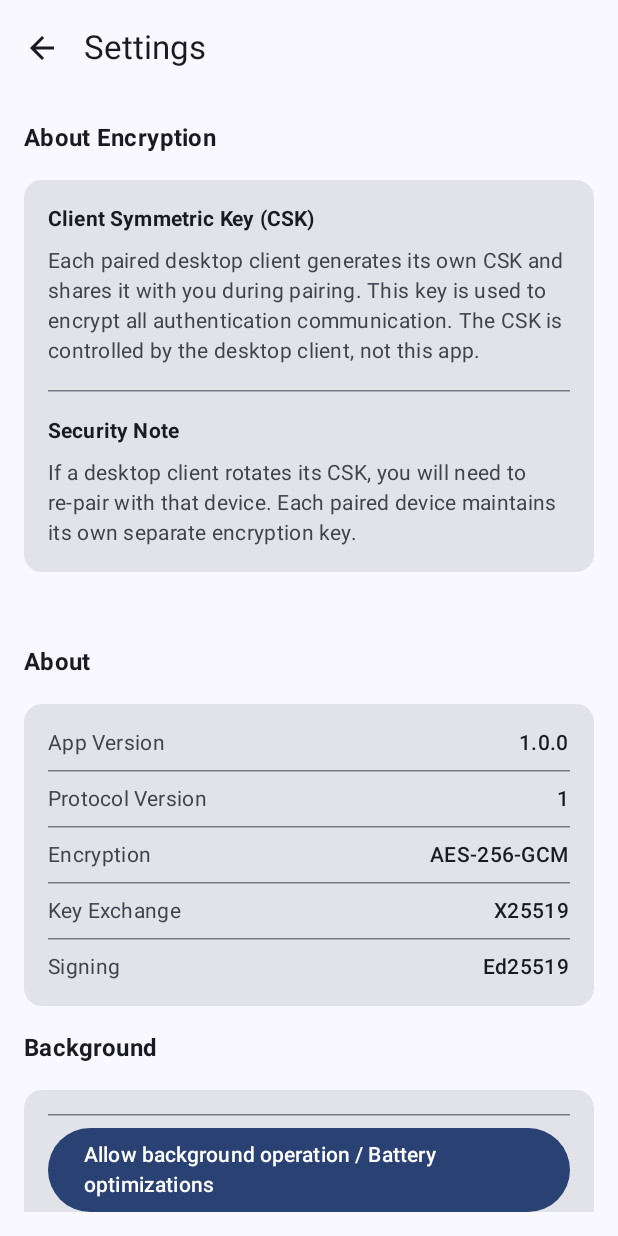
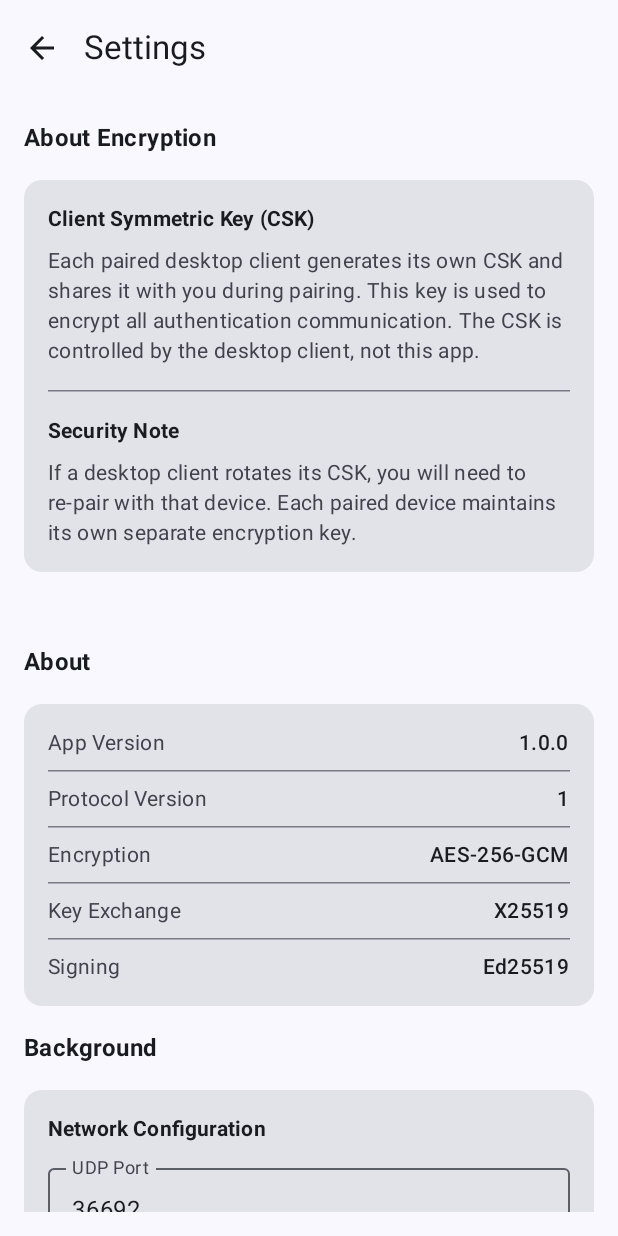
Before and after one commit to Lolle2000la/tapauth, an Android app built with Jetpack Compose: the composable SettingsScreen shown on its own in the app's theme, on a phone screen of 412 x 824 dp. Run offline under Robolectric (Android 15) with nearby library versions, the phone set to English and light mode, and no system bars.

Commit message:
Make the port user configurable

```diff
--- a/server-android/app/src/main/java/dev/rourunisen/tapauth/ui/settings/SettingsScreen.kt
+++ b/server-android/app/src/main/java/dev/rourunisen/tapauth/ui/settings/SettingsScreen.kt
@@ -31,6 +31,11 @@ import androidx.compose.ui.platform.LocalContext
 import dev.rourunisen.tapauth.data.AppConfiguration
 import java.text.DateFormat
 import java.util.Date
+import androidx.compose.foundation.text.KeyboardOptions
+import androidx.compose.ui.text.input.KeyboardType
+import androidx.compose.material3.OutlinedTextField
+import androidx.compose.runtime.getValue
+import androidx.compose.runtime.setValue
 
 @OptIn(ExperimentalMaterial3Api::class)
 @Composable
@@ -41,6 +46,8 @@ fun SettingsScreen(
     val config = AppConfiguration.getInstance(context)
     val coroutineScope = rememberCoroutineScope()
     var showBatteryConfirm by remember { mutableStateOf(false) }
+    var udpPortText by remember { mutableStateOf(config.udpPort.toString()) }
+    var udpPortError by remember { mutableStateOf<String?>(null) }
     // Observe live state from ServiceStatusManager
     val udpState by dev.rourunisen.tapauth.service.ServiceStatusManager.udpRunning.collectAsState(initial = config.udpRunning)
     val bleState by dev.rourunisen.tapauth.service.ServiceStatusManager.bleRunning.collectAsState(initial = config.bleRunning)
@@ -157,6 +164,57 @@ fun SettingsScreen(
                     modifier = Modifier.padding(16.dp),
                     verticalArrangement = Arrangement.spacedBy(8.dp)
                 ) {
+                    // UDP Port Configuration
+                    Text(
+                        text = "Network Configuration",
+                        style = MaterialTheme.typography.titleSmall,
+                        fontWeight = FontWeight.Bold
+                    )
+
+                    OutlinedTextField(
+                        value = udpPortText,
+                        onValueChange = { newValue ->
+                            udpPortText = newValue
+                            val port = newValue.toIntOrNull()
+                            when {
+                                port == null -> {
+                                    udpPortError = "Must be a number"
+                                }
+                                port < 1024 -> {
+                                    udpPortError = "Port must be ≥ 1024"
+                                }
+                                port > 65535 -> {
+                                    udpPortError = "Port must be ≤ 65535"
+                                }
+                                else -> {
+                                    udpPortError = null
+                                    config.udpPort = port
+                                    // Restart UDP service if running to apply new port
+                                    coroutineScope.launch {
+                                        if (udpState) {
+                                            dev.rourunisen.tapauth.service.AuthenticationService.stop(context)
+                                            kotlinx.coroutines.delay(500)
+                                            dev.rourunisen.tapauth.service.AuthenticationService.start(context)
+                                        }
+                                    }
+                                }
+                            }
+                        },
+                        label = { Text("UDP Port") },
+                        supportingText = {
+                            Text(
+                                if (udpPortError != null) udpPortError!!
+                                else "Default: 36692 (Requires service restart if running)",
+                                color = if (udpPortError != null) MaterialTheme.colorScheme.error
+                                       else MaterialTheme.colorScheme.onSurfaceVariant
+                            )
+                        },
+                        isError = udpPortError != null,
+                        keyboardOptions = KeyboardOptions(keyboardType = KeyboardType.Number),
+                        singleLine = true,
+                        modifier = Modifier.fillMaxWidth()
+                    )
+
                     HorizontalDivider(Modifier, DividerDefaults.Thickness, DividerDefaults.color)
 
                     // Battery optimization prompt
```
